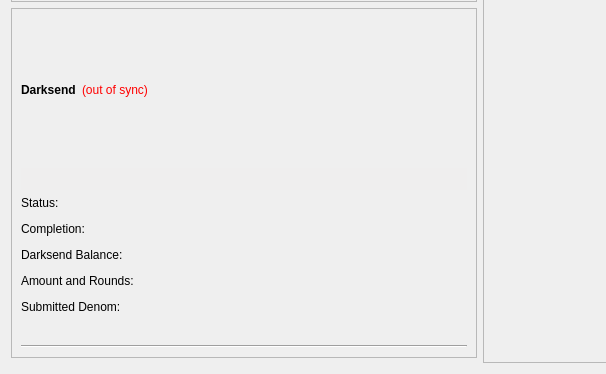
Above: src/qt/forms/overviewpage.ui from hronopay/fd before the change; both pictures show x 0 to 606 and y 240 to 614 of the 960 by 614 pixel window. Below: the same form after it.
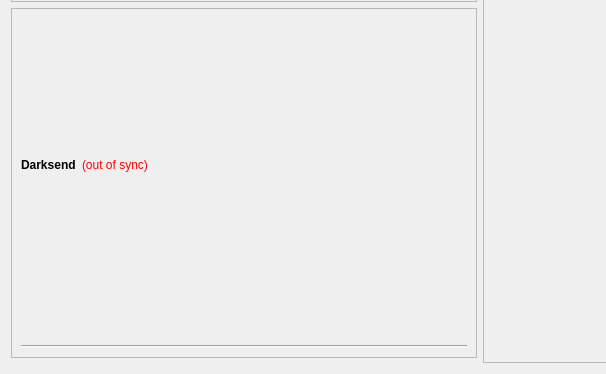
That is the form after the change.

Commit message: delete labels

Patch:
```diff
--- a/src/qt/forms/overviewpage.ui
+++ b/src/qt/forms/overviewpage.ui
@@ -953,54 +953,6 @@
             </property>
            </widget>
           </item>
-          <item>
-           <layout class="QFormLayout" name="formLayout">
-            <property name="fieldGrowthPolicy">
-             <enum>QFormLayout::AllNonFixedFieldsGrow</enum>
-            </property>
-            <property name="horizontalSpacing">
-             <number>11</number>
-            </property>
-            <property name="verticalSpacing">
-             <number>12</number>
-            </property>
-            <item row="0" column="0">
-             <widget class="QLabel" name="label_6">
-              <property name="text">
-               <string>Status:</string>
-              </property>
-             </widget>
-            </item>
-            <item row="1" column="0">
-             <widget class="QLabel" name="label_7">
-              <property name="text">
-               <string>Completion:</string>
-              </property>
-             </widget>
-            </item>
-            <item row="3" column="0">
-             <widget class="QLabel" name="labelAnonymizedText">
-              <property name="text">
-               <string>Darksend Balance:</string>
-              </property>
-             </widget>
-            </item>
-            <item row="4" column="0">
-             <widget class="QLabel" name="label_8">
-              <property name="text">
-               <string>Amount and Rounds:</string>
-              </property>
-             </widget>
-            </item>
-            <item row="5" column="0">
-             <widget class="QLabel" name="label_9">
-              <property name="text">
-               <string>Submitted Denom:</string>
-              </property>
-             </widget>
-            </item>
-           </layout>
-          </item>
           <item>
            <widget class="Line" name="lineLastMessage">
             <property name="orientation">
```
